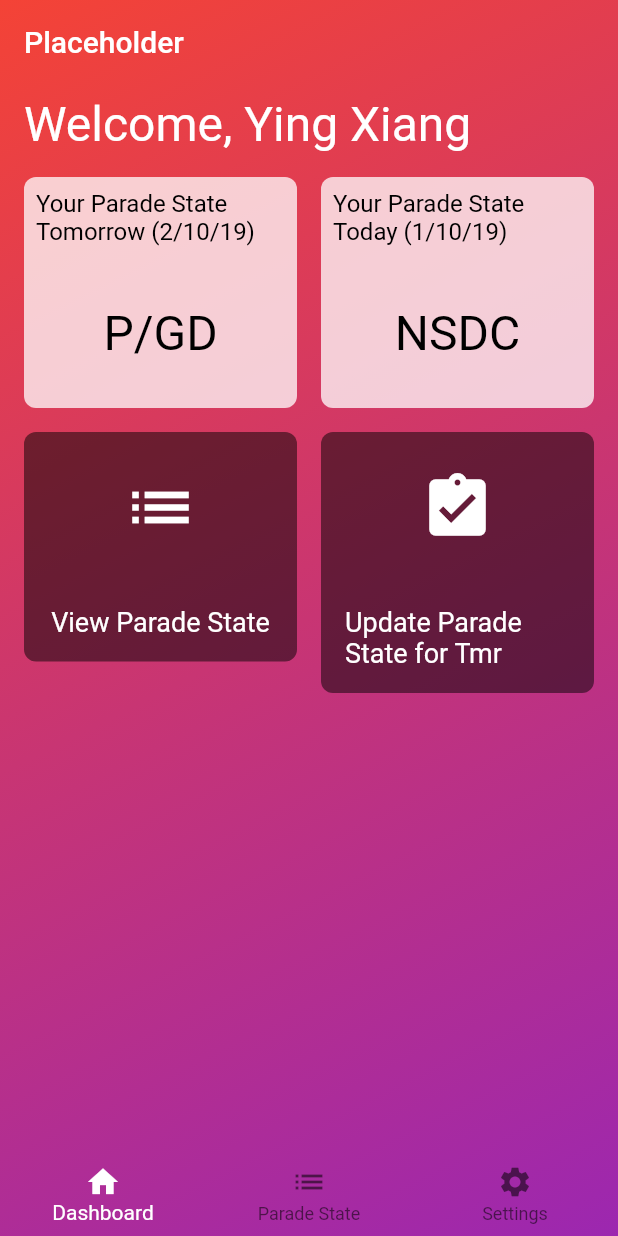
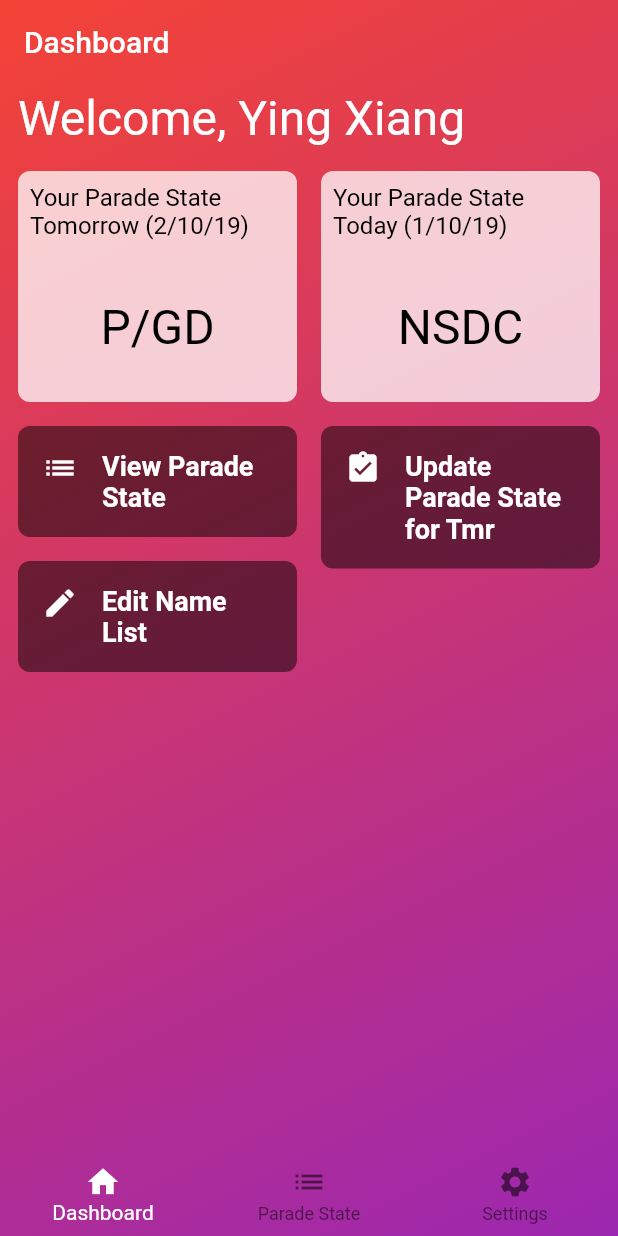
Before and after one commit to seahyx/pstate_app, a Flutter app: the screen it shows after launch, on a phone screen of 412 x 824 dp. Run offline on Flutter 3.47's test engine with Material 2 defaults, Android fonts, the phone set to English and light mode, and no system bars; our stand-ins replace table_calendar.

Commit message:
Made buttons clickable and added new button to dashboard

```diff
--- a/lib/dashboard/button_card.dart
+++ b/lib/dashboard/button_card.dart
@@ -5,42 +5,61 @@ class ButtonCard extends StatelessWidget {
 
 	final double cardPadding;
 
-	final double borderRadius = 8.0;
+	final double cardMargin;
+
+	final double borderRadius;
 
 	final IconData icon;
 
 	final String title;
 
-	ButtonCard(this.cardPadding, this.icon, this.title);
+	const ButtonCard({
+		this.icon = Icons.info,
+		this.title = 'Title',
+		this.cardPadding = 8.0,
+		this.cardMargin = 4.0,
+		this.borderRadius = 8.0,});
+
+	void onTap(BuildContext context) {
+		Scaffold.of(context).showSnackBar(SnackBar(
+			content: Text('Tap'),
+		));
+	}
 
 	@override
 	Widget build(BuildContext buildContext) {
 		return Card(
-			child: Container(
-				child: Column(
-					children: <Widget>[
-						Container(
-							child: Container(
-								child: Icon(icon, size: 50.0, color: Colors.white,),
-								margin: EdgeInsets.all(cardPadding * 2),
+			child: InkWell(
+				child: Container(
+					child: Row(
+						children: <Widget>[
+							Container(
+								child: Icon(icon, size: 24.0, color: Colors.white,),
+								margin: EdgeInsets.only(right: cardPadding * 2)
 							),
-							height: 100,
-						),
-						Container(
-							child: Text(
-								title,
-								style: TextStyle(color: Colors.white, fontSize: 18.0),
+							Flexible(
+								child: Text(
+									title,
+									style: TextStyle(
+										color: Colors.white,
+										fontSize: 18.0,
+										fontWeight: FontWeight.bold,
+									),
+								),
 							),
-							margin: EdgeInsets.all(cardPadding * 2),
-						)
-					],
+						],
+						crossAxisAlignment: CrossAxisAlignment.start,
+					),
+					width: double.infinity,
+					margin: EdgeInsets.all(cardPadding * 2),
 				),
-				width: double.infinity,
+				onTap: () {},
+				borderRadius: BorderRadius.circular(borderRadius),
 			),
 			shape: RoundedRectangleBorder(
 				borderRadius: BorderRadius.circular(borderRadius)
 			),
-			margin: EdgeInsets.all(cardPadding),
+			margin: EdgeInsets.all(cardMargin),
 			color: Color.fromRGBO(0, 0, 0, .5),
 			elevation: 0,
 		);
--- a/lib/dashboard/dashboard.dart
+++ b/lib/dashboard/dashboard.dart
@@ -5,16 +5,19 @@ import 'button_card.dart';
 
 class DashboardWidget extends StatelessWidget {
 
-	final double cardPadding = 8.0;
+	static const double cardPadding = 8.0;
+	static const double cardMargin = 8.0;
 
 	// Background decoration
-	final BoxDecoration decoration = BoxDecoration(
+	static const BoxDecoration decoration = BoxDecoration(
 		gradient: LinearGradient(
 			begin: Alignment.topLeft,
 			end: Alignment.bottomRight,
 			colors: [Colors.red, Colors.purple]
 		)
 	);
+
+	DashboardWidget({Key key}) : super(key: key);
 
 	@override
 	Widget build(BuildContext buildContext) {
@@ -26,39 +29,54 @@ class DashboardWidget extends StatelessWidget {
 						'Welcome, Ying Xiang',
 						style: TextStyle(color: Colors.white, fontSize: 32.0),
 					),
-					margin: EdgeInsets.fromLTRB(cardPadding, 0.0, 0.0, cardPadding),
+					margin: EdgeInsets.fromLTRB(cardPadding, 0.0, cardPadding, cardPadding),
 				),
-				Table(
-					children: <TableRow>[
-						TableRow(
-							children: <Widget>[
-								InfoCard(
-									cardPadding,
-									'Your Parade State Tomorrow (2/10/19)',
-									'P/GD'
-								),
-								InfoCard(
-									cardPadding,
-									'Your Parade State Today (1/10/19)',
-									'NSDC'
-								),
-							]
+				Row(
+					children: <Widget>[
+						Expanded(
+							child: Column(
+								children: <Widget>[
+									InfoCard(
+										title: 'Your Parade State Tomorrow (2/10/19)',
+										value: 'P/GD',
+										cardPadding: cardPadding,
+										cardMargin: cardMargin,
+									),
+									ButtonCard(
+										icon: Icons.list,
+										title: 'View Parade State',
+										cardPadding: cardPadding,
+										cardMargin: cardMargin,
+									),
+									ButtonCard(
+										icon: Icons.edit,
+										title: 'Edit Name List',
+										cardPadding: cardPadding,
+										cardMargin: cardMargin,
+									),
+								],
+							),
 						),
-						TableRow(
-							children: <Widget>[
-								ButtonCard(
-									cardPadding,
-									Icons.list,
-									'View Parade State'
-								),
-								ButtonCard(
-									cardPadding,
-									Icons.assignment_turned_in,
-									'Update Parade State for Tmr'
-								),
-							]
+						Expanded(
+							child: Column(
+								children: <Widget>[
+									InfoCard(
+										title: 'Your Parade State Today (1/10/19)',
+										value: 'NSDC',
+										cardPadding: cardPadding,
+										cardMargin: cardMargin,
+									),
+									ButtonCard(
+										icon: Icons.assignment_turned_in,
+										title: 'Update Parade State for Tmr',
+										cardPadding: cardPadding,
+										cardMargin: cardMargin,
+									),
+								],
+							),
 						)
 					],
+					crossAxisAlignment: CrossAxisAlignment.start,
 				),
 			],
 			crossAxisAlignment: CrossAxisAlignment.start,
--- a/lib/dashboard/info_card.dart
+++ b/lib/dashboard/info_card.dart
@@ -5,11 +5,21 @@ class InfoCard extends StatelessWidget {
 
 	final double cardPadding;
 
-	final double borderRadius = 8.0;
+	final double cardMargin;
+
+	final double borderRadius;
 
 	final String title, value;
 
-	InfoCard(this.cardPadding, this.title, this.value);
+	final IconData icon;
+
+	InfoCard({
+		this.icon = Icons.info,
+		this.title = 'Title',
+		this.value = 'Value',
+		this.cardPadding = 8.0,
+		this.cardMargin = 4.0,
+		this.borderRadius = 8.0,});
 
 	@override
 	Widget build(BuildContext buildContext) {
@@ -37,7 +47,7 @@ class InfoCard extends StatelessWidget {
 			shape: RoundedRectangleBorder(
 				borderRadius: BorderRadius.circular(borderRadius)
 			),
-			margin: EdgeInsets.all(cardPadding),
+			margin: EdgeInsets.all(cardMargin),
 			color: Color.fromRGBO(255, 255, 255, .75),
 			elevation: 0,
 		);
--- a/lib/nav.dart
+++ b/lib/nav.dart
@@ -18,8 +18,12 @@ class _NavWidgetState extends State<NavWidget> {
 	String _appBarTitle = 'Placeholder';
 
 	final List<Widget> _children = [
-		NavContainerWidget(DashboardWidget(), DashboardWidget().decoration),
-		NavContainerWidget(ParadeStateWidget(), ParadeStateWidget().decoration),
+		NavContainerWidget(
+			body: DashboardWidget(),
+			decoration: DashboardWidget.decoration),
+		NavContainerWidget(
+			body: ParadeStateWidget(),
+			decoration: ParadeStateWidget.decoration),
 		PlaceholderWidget(Colors.lightBlue)
 	];
 
@@ -38,11 +42,38 @@ class _NavWidgetState extends State<NavWidget> {
 
 	@override
 	Widget build(BuildContext buildContext) {
+
+		_appBarTitle = _titles[_currentIndex];
+
 		return Scaffold(
 			body: Stack(
 				children: <Widget>[
-					SizedBox.expand(
-						child:_children[_currentIndex],
+					Offstage(
+						offstage: _currentIndex != 0,
+						child: TickerMode(
+							enabled: _currentIndex == 0,
+							child: SizedBox.expand(
+								child: _children[0],
+							),
+						),
+					),
+					Offstage(
+						offstage: _currentIndex != 1,
+						child: TickerMode(
+							enabled: _currentIndex == 1,
+							child: SizedBox.expand(
+								child: _children[1],
+							),
+						),
+					),
+					Offstage(
+						offstage: _currentIndex != 2,
+						child: TickerMode(
+							enabled: _currentIndex == 2,
+							child: SizedBox.expand(
+								child: _children[2]
+							),
+						),
 					),
 					Positioned(
 						top: 0.0,
--- a/lib/nav_container.dart
+++ b/lib/nav_container.dart
@@ -3,13 +3,13 @@ import 'package:flutter/material.dart';
 
 class NavContainerWidget extends StatelessWidget {
 
-	final double cardPadding = 8.0;
+	final double cardPadding = 4.0;
 
 	final Widget body;
 
 	final BoxDecoration decoration;
 
-	NavContainerWidget(this.body, this.decoration);
+	NavContainerWidget({Key key, this.body, this.decoration}) : super(key: key);
 
 	@override
 	Widget build(BuildContext buildContext) {
@@ -24,7 +24,7 @@ class NavContainerWidget extends StatelessWidget {
 					child: SingleChildScrollView(
 						child: body,
 					),
-					margin: EdgeInsets.fromLTRB(0.0, _appBarHeight, 0.0, _appBarHeight),
+					margin: EdgeInsets.only(top: _appBarHeight, bottom: _appBarHeight),
 					padding: EdgeInsets.all(cardPadding),
 				)
 			),
--- a/lib/parade_state/parade_state.dart
+++ b/lib/parade_state/parade_state.dart
@@ -3,16 +3,16 @@ import 'package:table_calendar/table_calendar.dart';
 
 class ParadeStateWidget extends StatefulWidget {
 
-	ParadeStateWidget({Key key}) : super(key: key);
-
 	// Background decoration
-	final BoxDecoration decoration = BoxDecoration(
+	static const BoxDecoration decoration = BoxDecoration(
 		gradient: LinearGradient(
 			begin: Alignment.topLeft,
 			end: Alignment.bottomRight,
 			colors: [Colors.blue, Colors.purple]
 		)
 	);
+
+	ParadeStateWidget({Key key}) : super(key: key);
 
 	@override
 	_PSWidgetState createState() => _PSWidgetState();
@@ -57,6 +57,9 @@ class _PSWidgetState extends State<ParadeStateWidget> {
 				selectedStyle: TextStyle(
 					color: Colors.white,
 					fontWeight: FontWeight.bold
+				),
+				todayStyle: TextStyle(
+					fontSize: 14.0,
 				)
 			),
 			headerStyle: HeaderStyle(
--- a/lib/placeholder.dart
+++ b/lib/placeholder.dart
@@ -4,7 +4,7 @@ class PlaceholderWidget extends StatelessWidget {
 
 	final Color color;
 
-	PlaceholderWidget(this.color);
+	const PlaceholderWidget(this.color);
 
 	@override
 	Widget build(BuildContext buildContext) {
```
Also changed, not shown: lib/namelist/namelist.dart (added).
